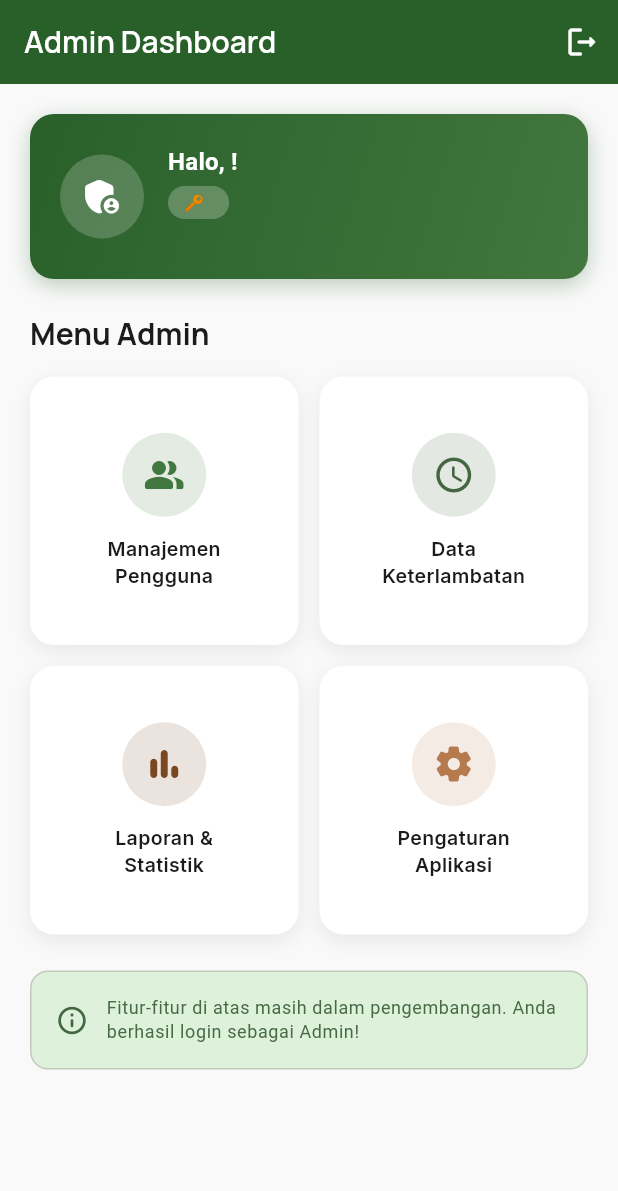
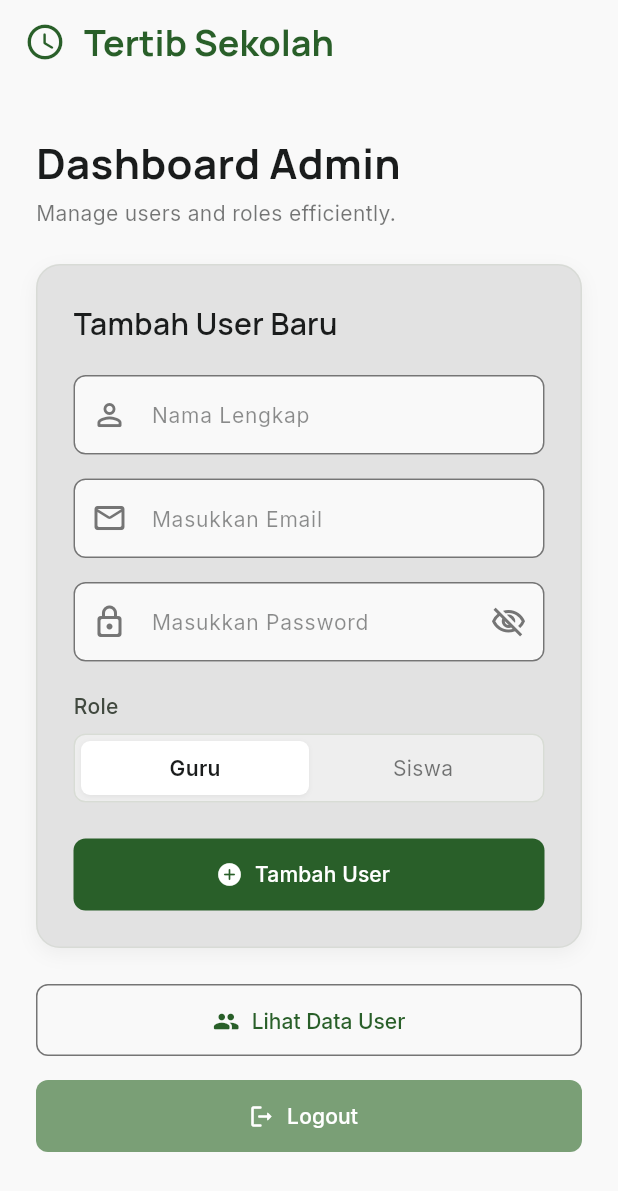
Before and after one commit to rokifran/TertibSekolah, a Flutter app: the AdminDashboardScreen screen opened directly with empty values, on a phone screen of 412 x 824 dp. Shown: the top 1191 px of the screen. Run offline on Flutter 3.47's test engine with Material 3 defaults, Android fonts, the phone set to English and light mode, and no system bars; our stand-ins replace google_fonts, supabase_flutter; accounts and stored records are empty; statements that could not run were skipped.

Commit message:
refactor: convert AdminDashboardScreen to StatefulWidget and implement user creation form structure

```diff
--- a/Frontend/lib/screens/admin_dashboard_screen.dart
+++ b/Frontend/lib/screens/admin_dashboard_screen.dart
@@ -3,266 +3,49 @@ import '../theme/app_colors.dart';
 import '../core/auth_service.dart';
 import 'login_screen.dart';
 
-/// Dashboard khusus Admin — ditampilkan setelah login berhasil dengan role Admin.
-class AdminDashboardScreen extends StatelessWidget {
+class AdminDashboardScreen extends StatefulWidget {
   final AuthResult authResult;
 
   const AdminDashboardScreen({super.key, required this.authResult});
 
   @override
-  Widget build(BuildContext context) {
-    final theme = Theme.of(context);
+  State<AdminDashboardScreen> createState() => _AdminDashboardScreenState();
+}
 
-    return Scaffold(
-      backgroundColor: AppColors.background,
-      appBar: AppBar(
-        title: const Text('Admin Dashboard'),
-        backgroundColor: AppColors.primary,
-        foregroundColor: AppColors.onPrimary,
-        elevation: 0,
-        actions: [
-          IconButton(
-            icon: const Icon(Icons.logout_rounded),
-            tooltip: 'Keluar',
-            onPressed: () => _confirmLogout(context),
-          ),
-        ],
-      ),
-      body: SingleChildScrollView(
-        padding: const EdgeInsets.all(20),
-        child: Column(
-          crossAxisAlignment: CrossAxisAlignment.start,
-          children: [
-            // ── Header greeting ──────────────────────────────────────────
-            _buildGreetingCard(theme),
-            const SizedBox(height: 24),
+class _AdminDashboardScreenState extends State<AdminDashboardScreen> {
+  final _formKey = GlobalKey<FormState>();
+  final _namaController = TextEditingController();
+  final _emailController = TextEditingController();
+  final _passwordController = TextEditingController();
+  String _selectedRole = 'guru';
+  bool _obscurePassword = true;
 
-            // ── Section title ─────────────────────────────────────────────
-            Text(
-              'Menu Admin',
-              style: theme.textTheme.titleLarge?.copyWith(
-                color: AppColors.onBackground,
-                fontWeight: FontWeight.bold,
-              ),
-            ),
-            const SizedBox(height: 16),
-
-            // ── Grid menu ─────────────────────────────────────────────────
-            GridView.count(
-              crossAxisCount: 2,
-              shrinkWrap: true,
-              physics: const NeverScrollableScrollPhysics(),
-              crossAxisSpacing: 14,
-              mainAxisSpacing: 14,
-              children: [
-                _buildMenuCard(
-                  icon: Icons.people_alt_rounded,
-                  label: 'Manajemen\nPengguna',
-                  color: AppColors.primaryContainer,
-                  onTap: () => _showComingSoon(context, 'Manajemen Pengguna'),
-                ),
-                _buildMenuCard(
-                  icon: Icons.access_time_rounded,
-                  label: 'Data\nKeterlambatan',
-                  color: AppColors.secondary,
-                  onTap: () => _showComingSoon(context, 'Data Keterlambatan'),
-                ),
-                _buildMenuCard(
-                  icon: Icons.bar_chart_rounded,
-                  label: 'Laporan &\nStatistik',
-                  color: AppColors.tertiary,
-                  onTap: () => _showComingSoon(context, 'Laporan & Statistik'),
-                ),
-                _buildMenuCard(
-                  icon: Icons.settings_rounded,
-                  label: 'Pengaturan\nAplikasi',
-                  color: AppColors.terracottaFab,
-                  onTap: () => _showComingSoon(context, 'Pengaturan Aplikasi'),
-                ),
-              ],
-            ),
-
-            const SizedBox(height: 24),
-
-            // ── Info card ─────────────────────────────────────────────────
-            _buildInfoCard(theme),
-          ],
-        ),
-      ),
-    );
+  @override
+  void dispose() {
+    _namaController.dispose();
+    _emailController.dispose();
+    _passwordController.dispose();
+    super.dispose();
   }
 
-  // ─── Widgets ───────────────────────────────────────────────────────────────
-
-  Widget _buildGreetingCard(ThemeData theme) {
-    return Container(
-      width: double.infinity,
-      padding: const EdgeInsets.all(20),
-      decoration: BoxDecoration(
-        gradient: const LinearGradient(
-          colors: [AppColors.primary, AppColors.primaryContainer],
-          begin: Alignment.topLeft,
-          end: Alignment.bottomRight,
+  void _handleAddUser() {
+    if (_formKey.currentState?.validate() ?? false) {
+      // TODO: Implement actual add user logic here
+      ScaffoldMessenger.of(context).showSnackBar(
+        SnackBar(
+          content: Text(
+            'User ${_namaController.text} ($_selectedRole) berhasil ditambahkan!',
+          ),
+          backgroundColor: AppColors.primary,
         ),
-        borderRadius: BorderRadius.circular(16),
-        boxShadow: [
-          BoxShadow(
-            color: AppColors.primary.withValues(alpha: 0.3),
-            blurRadius: 12,
-            offset: const Offset(0, 4),
-          ),
-        ],
-      ),
-      child: Row(
-        children: [
-          Container(
-            width: 56,
-            height: 56,
-            decoration: BoxDecoration(
-              shape: BoxShape.circle,
-              color: AppColors.onPrimary.withValues(alpha: 0.2),
-            ),
-            child: const Icon(
-              Icons.admin_panel_settings_rounded,
-              color: AppColors.onPrimary,
-              size: 30,
-            ),
-          ),
-          const SizedBox(width: 16),
-          Expanded(
-            child: Column(
-              crossAxisAlignment: CrossAxisAlignment.start,
-              children: [
-                Text(
-                  'Halo, ${authResult.nama}!',
-                  style: theme.textTheme.titleMedium?.copyWith(
-                    color: AppColors.onPrimary,
-                    fontWeight: FontWeight.bold,
-                  ),
-                ),
-                const SizedBox(height: 4),
-                Container(
-                  padding: const EdgeInsets.symmetric(
-                    horizontal: 10,
-                    vertical: 3,
-                  ),
-                  decoration: BoxDecoration(
-                    color: AppColors.onPrimary.withValues(alpha: 0.25),
-                    borderRadius: BorderRadius.circular(20),
-                  ),
-                  child: Text(
-                    '🔑  ${authResult.roleName}',
-                    style: theme.textTheme.labelSmall?.copyWith(
-                      color: AppColors.onPrimary,
-                      fontWeight: FontWeight.w600,
-                    ),
-                  ),
-                ),
-                const SizedBox(height: 4),
-                Text(
-                  authResult.email,
-                  style: theme.textTheme.bodySmall?.copyWith(
-                    color: AppColors.onPrimary.withValues(alpha: 0.75),
-                  ),
-                  overflow: TextOverflow.ellipsis,
-                ),
-              ],
-            ),
-          ),
-        ],
-      ),
-    );
-  }
-
-  Widget _buildMenuCard({
-    required IconData icon,
-    required String label,
-    required Color color,
-    required VoidCallback onTap,
-  }) {
-    return GestureDetector(
-      onTap: onTap,
-      child: Container(
-        decoration: BoxDecoration(
-          color: Colors.white,
-          borderRadius: BorderRadius.circular(16),
-          boxShadow: [
-            BoxShadow(
-              color: Colors.black.withValues(alpha: 0.07),
-              blurRadius: 10,
-              offset: const Offset(0, 4),
-            ),
-          ],
-        ),
-        child: Column(
-          mainAxisAlignment: MainAxisAlignment.center,
-          children: [
-            Container(
-              width: 56,
-              height: 56,
-              decoration: BoxDecoration(
-                color: color.withValues(alpha: 0.15),
-                shape: BoxShape.circle,
-              ),
-              child: Icon(icon, color: color, size: 28),
-            ),
-            const SizedBox(height: 12),
-            Text(
-              label,
-              textAlign: TextAlign.center,
-              style: const TextStyle(
-                fontSize: 13,
-                fontWeight: FontWeight.w600,
-                color: AppColors.onSurface,
-                height: 1.4,
-              ),
-            ),
-          ],
-        ),
-      ),
-    );
-  }
-
-  Widget _buildInfoCard(ThemeData theme) {
-    return Container(
-      padding: const EdgeInsets.all(16),
-      decoration: BoxDecoration(
-        color: AppColors.secondaryContainer.withValues(alpha: 0.5),
-        borderRadius: BorderRadius.circular(12),
-        border: Border.all(color: AppColors.outlineVariant),
-      ),
-      child: Row(
-        children: [
-          const Icon(
-            Icons.info_outline_rounded,
-            color: AppColors.secondary,
-            size: 22,
-          ),
-          const SizedBox(width: 12),
-          Expanded(
-            child: Text(
-              'Fitur-fitur di atas masih dalam pengembangan. '
-              'Anda berhasil login sebagai Admin!',
-              style: theme.textTheme.bodySmall?.copyWith(
-                color: AppColors.onSecondaryContainer,
-              ),
-            ),
-          ),
-        ],
-      ),
-    );
-  }
-
-  // ─── Helpers ───────────────────────────────────────────────────────────────
-
-  void _showComingSoon(BuildContext context, String feature) {
-    ScaffoldMessenger.of(context).showSnackBar(
-      SnackBar(
-        content: Text('$feature — segera hadir!'),
-        behavior: SnackBarBehavior.floating,
-        backgroundColor: AppColors.primaryContainer,
-      ),
-    );
+      );
+      _namaController.clear();
+      _emailController.clear();
+      _passwordController.clear();
+      setState(() {
+        _selectedRole = 'guru';
+      });
+    }
   }
 
   Future<void> _confirmLogout(BuildContext context) async {
@@ -278,9 +61,7 @@ class AdminDashboardScreen extends StatelessWidget {
           ),
           FilledButton(
             onPressed: () => Navigator.pop(ctx, true),
-            style: FilledButton.styleFrom(
-              backgroundColor: AppColors.error,
-            ),
+            style: FilledButton.styleFrom(backgroundColor: AppColors.error),
             child: const Text('Keluar'),
           ),
         ],
@@ -289,10 +70,383 @@ class AdminDashboardScreen extends StatelessWidget {
 
     if (confirmed == true && context.mounted) {
       await AuthService.signOut();
-      Navigator.of(context).pushAndRemoveUntil(
-        MaterialPageRoute(builder: (_) => const LoginScreen()),
-        (route) => false,
-      );
+      if (context.mounted) {
+        Navigator.of(context).pushAndRemoveUntil(
+          MaterialPageRoute(builder: (_) => const LoginScreen()),
+          (route) => false,
+        );
+      }
     }
   }
+
+  @override
+  Widget build(BuildContext context) {
+    return Scaffold(
+      backgroundColor: AppColors.background,
+      appBar: _buildAppBar(),
+      body: SingleChildScrollView(
+        padding: const EdgeInsets.symmetric(horizontal: 24, vertical: 32),
+        child: Column(
+          crossAxisAlignment: CrossAxisAlignment.start,
+          children: [
+            _buildHeader(),
+            const SizedBox(height: 24),
+            _buildAddUserForm(context),
+            const SizedBox(height: 24),
+            _buildSecondaryActions(context),
+          ],
+        ),
+      ),
+    );
+  }
+
+  PreferredSizeWidget _buildAppBar() {
+    return AppBar(
+      backgroundColor: AppColors.surface,
+      elevation: 0,
+      scrolledUnderElevation: 0,
+      automaticallyImplyLeading: false,
+      title: Row(
+        children: [
+          const Icon(
+            Icons.schedule_rounded,
+            color: AppColors.primary,
+            size: 28,
+          ),
+          const SizedBox(width: 12),
+          const Text(
+            'Tertib Sekolah',
+            style: TextStyle(
+              fontFamily: 'Manrope',
+              fontSize: 24,
+              fontWeight: FontWeight.bold,
+              color: AppColors.primary,
+            ),
+          ),
+        ],
+      ),
+    );
+  }
+
+  Widget _buildHeader() {
+    return Column(
+      crossAxisAlignment: CrossAxisAlignment.start,
+      children: [
+        const Text(
+          'Dashboard Admin',
+          style: TextStyle(
+            fontFamily: 'Manrope',
+            fontSize: 28,
+            fontWeight: FontWeight.bold,
+            color: AppColors.onBackground,
+          ),
+        ),
+        const SizedBox(height: 4),
+        Text(
+          'Manage users and roles efficiently.',
+          style: TextStyle(
+            fontFamily: 'Inter',
+            fontSize: 14,
+            color: AppColors.onBackground.withValues(alpha: 0.6),
+          ),
+        ),
+      ],
+    );
+  }
+
+  Widget _buildAddUserForm(BuildContext context) {
+    return Container(
+      padding: const EdgeInsets.all(24),
+      decoration: BoxDecoration(
+        color: AppColors.surfaceVariant,
+        borderRadius: BorderRadius.circular(16),
+        border: Border.all(
+          color: AppColors.outlineVariant.withValues(alpha: 0.3),
+        ),
+        boxShadow: [
+          BoxShadow(
+            color: Colors.black.withValues(alpha: 0.05),
+            blurRadius: 10,
+            offset: const Offset(0, 4),
+          ),
+        ],
+      ),
+      child: Form(
+        key: _formKey,
+        child: Column(
+          crossAxisAlignment: CrossAxisAlignment.start,
+          children: [
+            const Text(
+              'Tambah User Baru',
+              style: TextStyle(
+                fontFamily: 'Manrope',
+                fontSize: 20,
+                fontWeight: FontWeight.w600,
+                color: AppColors.onBackground,
+              ),
+            ),
+            const SizedBox(height: 20),
+
+            // Nama Lengkap
+            _buildTextField(
+              controller: _namaController,
+              hintText: 'Nama Lengkap',
+              icon: Icons.person_outline_rounded,
+              validator: (value) =>
+                  value == null || value.isEmpty ? 'Nama harus diisi' : null,
+            ),
+            const SizedBox(height: 16),
+
+            // Email
+            _buildTextField(
+              controller: _emailController,
+              hintText: 'Masukkan Email',
+              icon: Icons.mail_outline_rounded,
+              keyboardType: TextInputType.emailAddress,
+              validator: (value) =>
+                  value == null || value.isEmpty || !value.contains('@')
+                  ? 'Email tidak valid'
+                  : null,
+            ),
+            const SizedBox(height: 16),
+
+            // Password
+            _buildTextField(
+              controller: _passwordController,
+              hintText: 'Masukkan Password',
+              icon: Icons.lock_outline_rounded,
+              obscureText: _obscurePassword,
+              suffixIcon: IconButton(
+                icon: Icon(
+                  _obscurePassword
+                      ? Icons.visibility_off_outlined
+                      : Icons.visibility_outlined,
+                  color: AppColors.outline,
+                ),
+                onPressed: () {
+                  setState(() {
+                    _obscurePassword = !_obscurePassword;
+                  });
+                },
+              ),
+              validator: (value) => value == null || value.length < 6
+                  ? 'Password minimal 6 karakter'
+                  : null,
+            ),
+            const SizedBox(height: 20),
+
+            // Role Selection
+            const Text(
+              'Role',
+              style: TextStyle(
+                fontFamily: 'Inter',
+                fontSize: 14,
+                fontWeight: FontWeight.w500,
+                color: AppColors.onSurfaceVariant,
+              ),
+            ),
+            const SizedBox(height: 8),
+            Container(
+              padding: const EdgeInsets.all(4),
+              decoration: BoxDecoration(
+                color: AppColors.surfaceContainer,
+                borderRadius: BorderRadius.circular(8),
+                border: Border.all(
+                  color: AppColors.outlineVariant.withValues(alpha: 0.5),
+                ),
+              ),
+              child: Row(
+                children: [
+                  Expanded(child: _buildRoleToggleButton('Guru', 'guru')),
+                  Expanded(child: _buildRoleToggleButton('Siswa', 'siswa')),
+                ],
+              ),
+            ),
+            const SizedBox(height: 24),
+
+            // Submit Button
+            SizedBox(
+              width: double.infinity,
+              height: 48,
+              child: FilledButton.icon(
+                onPressed: _handleAddUser,
+                style: FilledButton.styleFrom(
+                  backgroundColor: AppColors.primary,
+                  foregroundColor: AppColors.onPrimary,
+                  shape: RoundedRectangleBorder(
+                    borderRadius: BorderRadius.circular(8),
+                  ),
+                  elevation: 0,
+                ),
+                icon: const Icon(Icons.add_circle_rounded),
+                label: const Text(
+                  'Tambah User',
+                  style: TextStyle(
+                    fontFamily: 'Inter',
+                    fontSize: 14,
+                    fontWeight: FontWeight.w500,
+                  ),
+                ),
+              ),
+            ),
+          ],
+        ),
+      ),
+    );
+  }
+
+  Widget _buildTextField({
+    required TextEditingController controller,
+    required String hintText,
+    required IconData icon,
+    bool obscureText = false,
+    Widget? suffixIcon,
+    TextInputType? keyboardType,
+    String? Function(String?)? validator,
+  }) {
+    return TextFormField(
+      controller: controller,
+      obscureText: obscureText,
+      keyboardType: keyboardType,
+      validator: validator,
+      style: const TextStyle(
+        fontFamily: 'Inter',
+        fontSize: 14,
+        color: AppColors.onSurface,
+      ),
+      decoration: InputDecoration(
+        hintText: hintText,
+        hintStyle: TextStyle(
+          color: AppColors.onBackground.withValues(alpha: 0.5),
+        ),
+        prefixIcon: Icon(icon, color: AppColors.outline),
+        suffixIcon: suffixIcon,
+        filled: true,
+        fillColor: AppColors.surface,
+        contentPadding: const EdgeInsets.symmetric(
+          vertical: 16,
+          horizontal: 16,
+        ),
+        border: OutlineInputBorder(
+          borderRadius: BorderRadius.circular(8),
+          borderSide: const BorderSide(color: AppColors.outline),
+        ),
+        enabledBorder: OutlineInputBorder(
+          borderRadius: BorderRadius.circular(8),
+          borderSide: const BorderSide(color: AppColors.outline),
+        ),
+        focusedBorder: OutlineInputBorder(
+          borderRadius: BorderRadius.circular(8),
+          borderSide: const BorderSide(color: AppColors.primary, width: 2),
+        ),
+        errorBorder: OutlineInputBorder(
+          borderRadius: BorderRadius.circular(8),
+          borderSide: const BorderSide(color: AppColors.error),
+        ),
+      ),
+    );
+  }
+
+  Widget _buildRoleToggleButton(String label, String value) {
+    final isSelected = _selectedRole == value;
+    return GestureDetector(
+      onTap: () {
+        setState(() {
+          _selectedRole = value;
+        });
+      },
+      child: Container(
+        padding: const EdgeInsets.symmetric(vertical: 8),
+        decoration: BoxDecoration(
+          color: isSelected ? Colors.white : Colors.transparent,
+          borderRadius: BorderRadius.circular(6),
+          boxShadow: isSelected
+              ? [
+                  BoxShadow(
+                    color: Colors.black.withValues(alpha: 0.05),
+                    blurRadius: 2,
+                    offset: const Offset(0, 1),
+                  ),
+                ]
+              : null,
+        ),
+        alignment: Alignment.center,
+        child: Text(
+          label,
+          style: TextStyle(
+            fontFamily: 'Inter',
+            fontSize: 14,
+            fontWeight: isSelected ? FontWeight.w600 : FontWeight.w400,
+            color: isSelected
+                ? AppColors.onBackground
+                : AppColors.onBackground.withValues(alpha: 0.6),
+          ),
+        ),
+      ),
+    );
+  }
+
+  Widget _buildSecondaryActions(BuildContext context) {
+    return Column(
+      children: [
+        SizedBox(
+          width: double.infinity,
+          height: 48,
+          child: OutlinedButton.icon(
+            onPressed: () {
+              ScaffoldMessenger.of(context).showSnackBar(
+                const SnackBar(
+                  content: Text('Lihat Data User — segera hadir!'),
+                  backgroundColor: AppColors.primaryContainer,
+                ),
+              );
+            },
+            style: OutlinedButton.styleFrom(
+              foregroundColor: AppColors.primary,
+              side: const BorderSide(color: AppColors.outline),
+              shape: RoundedRectangleBorder(
+                borderRadius: BorderRadius.circular(8),
+              ),
+            ),
+            icon: const Icon(Icons.group_rounded),
+            label: const Text(
+              'Lihat Data User',
+              style: TextStyle(
+                fontFamily: 'Inter',
+                fontSize: 14,
+                fontWeight: FontWeight.w500,
+              ),
+            ),
+          ),
+        ),
+        const SizedBox(height: 16),
+        SizedBox(
+          width: double.infinity,
+          height: 48,
+          child: FilledButton.icon(
+            onPressed: () => _confirmLogout(context),
+            style: FilledButton.styleFrom(
+              backgroundColor: const Color(
+                0xFF7A9F76,
+              ), // Use exact color from design for secondary logout
+              foregroundColor: Colors.white,
+              shape: RoundedRectangleBorder(
+                borderRadius: BorderRadius.circular(8),
+              ),
+              elevation: 0,
+            ),
+            icon: const Icon(Icons.logout_rounded),
+            label: const Text(
+              'Logout',
+              style: TextStyle(
+                fontFamily: 'Inter',
+                fontSize: 14,
+                fontWeight: FontWeight.w500,
+              ),
+            ),
+          ),
+        ),
+      ],
+    );
+  }
 }
--- a/Frontend/lib/theme/app_colors.dart
+++ b/Frontend/lib/theme/app_colors.dart
@@ -28,6 +28,8 @@ class AppColors {
   static const Color onSurface = Color(0xFF1A1C1C);
   static const Color surfaceVariant = Color(0xFFE2E2E2);
   static const Color onSurfaceVariant = Color(0xFF41493F);
+  static const Color surfaceContainer = Color(0xFFEEEEEE);
+  static const Color surfaceContainerLow = Color(0xFFF3F3F3);
 
   static const Color outline = Color(0xFF757575);
   static const Color outlineVariant = Color(0xFFC1C9BB);
```
